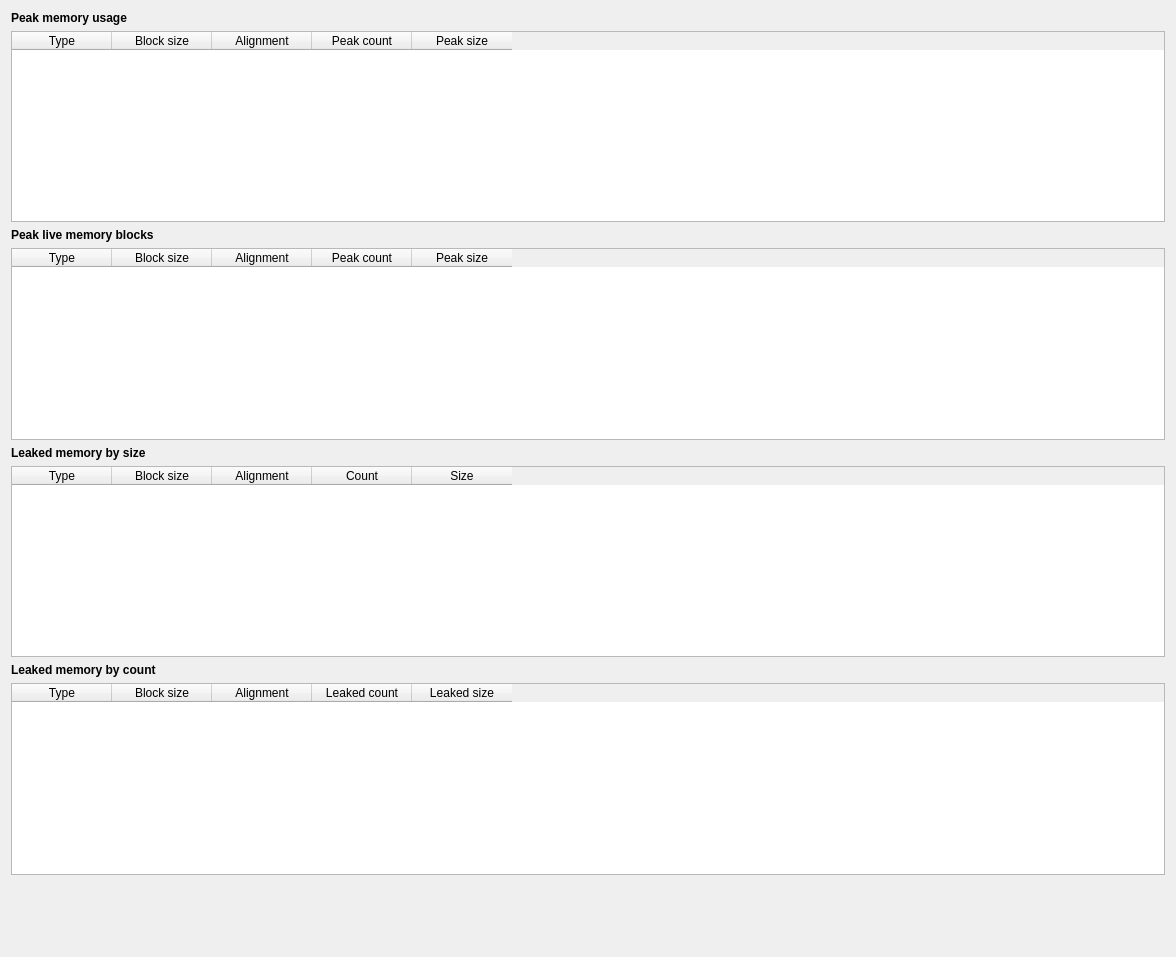
The window that src/hotspot.ui (RudjiGames/MTuner) describes before a commit, drawn with Qt 5.
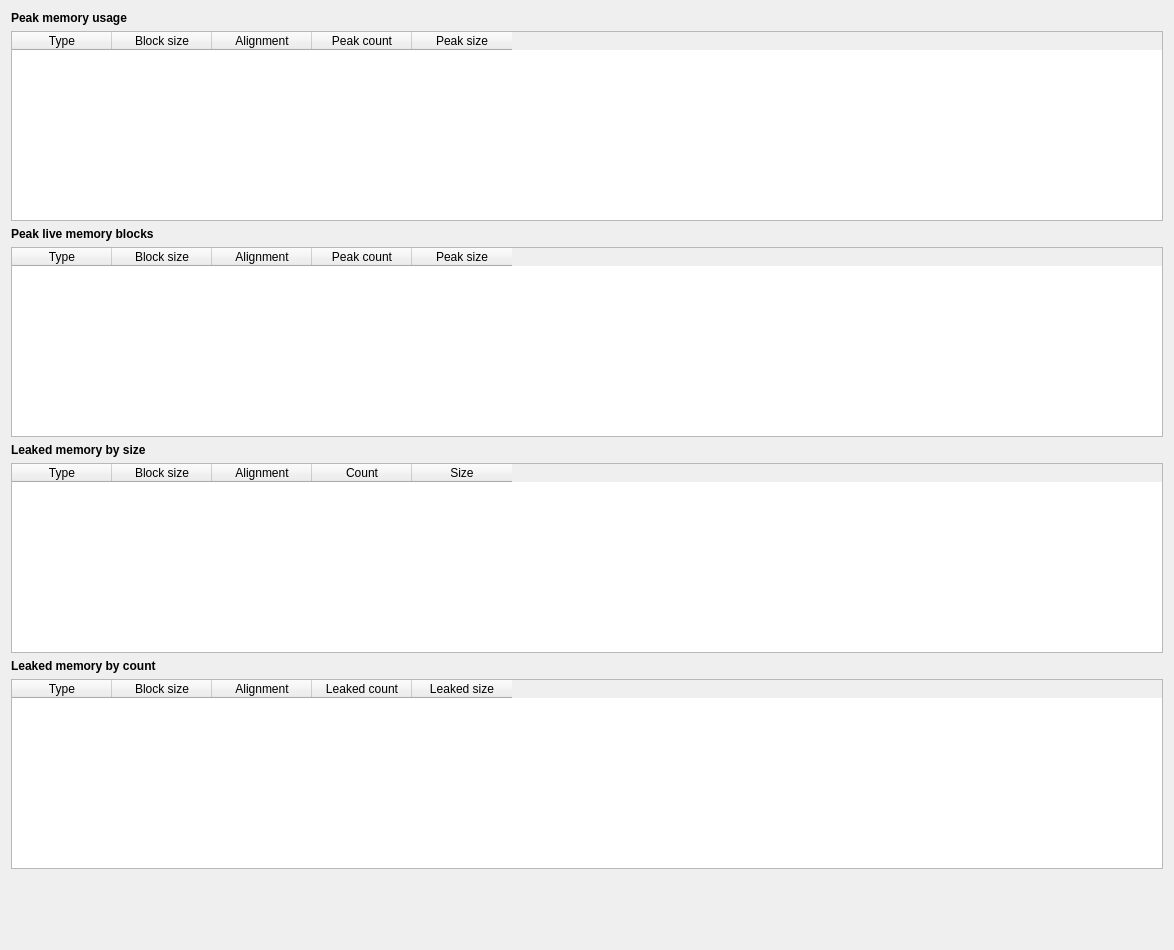
The same window after the commit.

```diff
--- a/src/hotspot.ui
+++ b/src/hotspot.ui
@@ -6,8 +6,8 @@
    <rect>
     <x>0</x>
     <y>0</y>
-    <width>1176</width>
-    <height>957</height>
+    <width>1174</width>
+    <height>950</height>
    </rect>
   </property>
   <property name="windowTitle">
```
